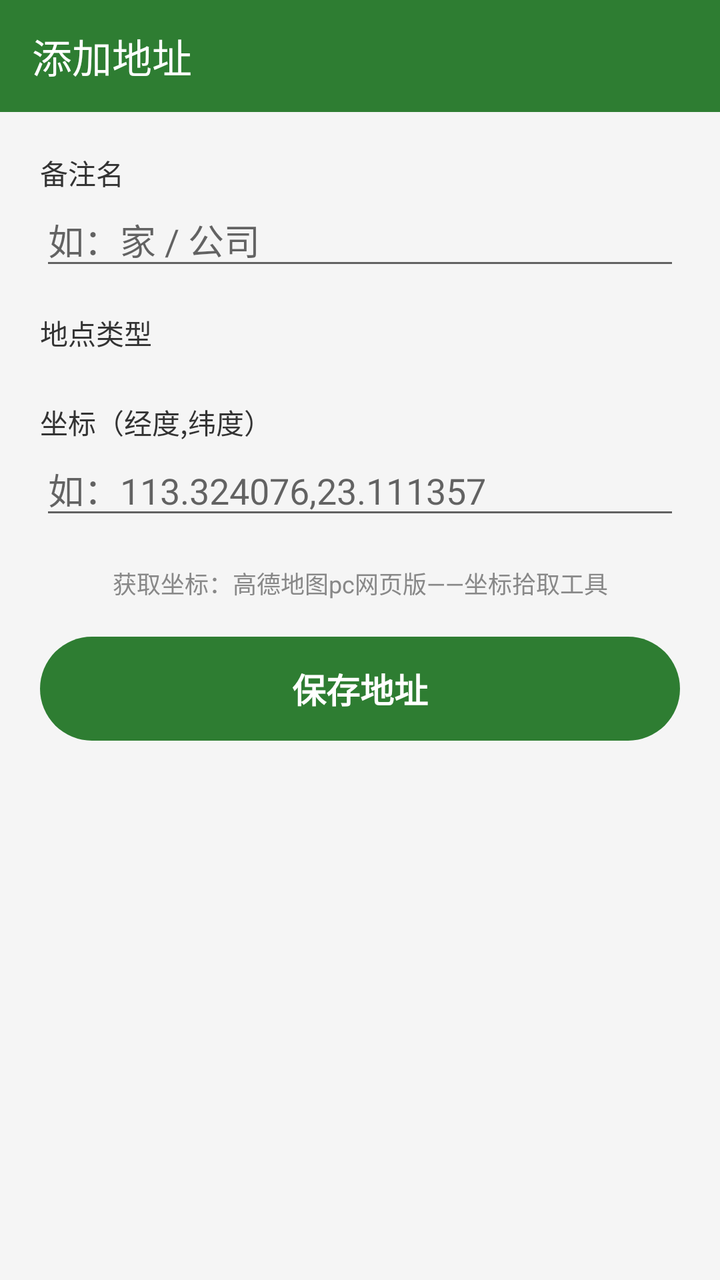
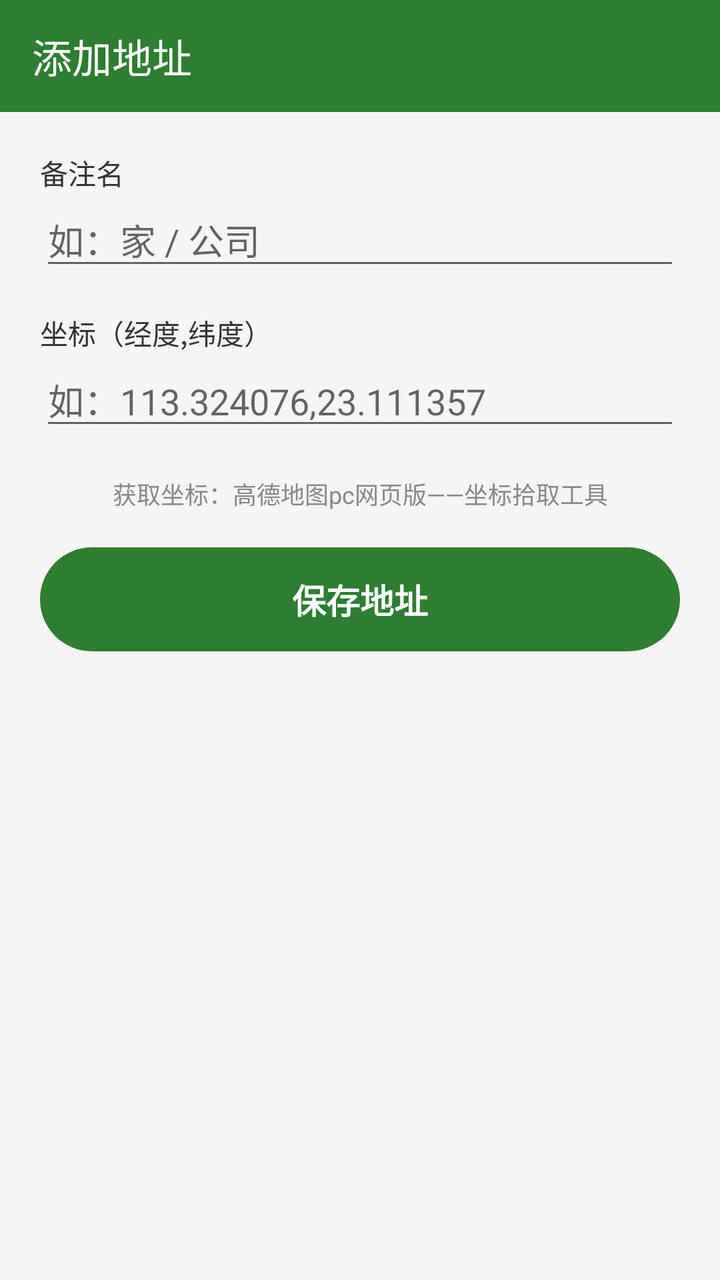

The first picture is an Android layout as it rendered before a commit; the second is the same layout after the commit. The layout source and the unified diff follow.
<!-- AndroidManifest.xml: application theme AppTheme -->
<!-- res/layout/activity_add_address.xml -->
<?xml version="1.0" encoding="utf-8"?>
<LinearLayout xmlns:android="http://schemas.android.com/apk/res/android"
    xmlns:app="http://schemas.android.com/apk/res-auto"
    android:layout_width="match_parent"
    android:layout_height="match_parent"
    android:background="#F5F5F5"
    android:orientation="vertical">

    <androidx.appcompat.widget.Toolbar
        android:id="@+id/toolbar"
        android:layout_width="match_parent"
        android:layout_height="wrap_content"
        android:background="#2E7D32"
        app:title="添加地址"
        app:titleTextColor="#FFFFFF" />

    <ScrollView
        android:id="@+id/formScroll"
        android:layout_width="match_parent"
        android:layout_height="0dp"
        android:layout_weight="1"
        android:clipToPadding="false">

        <LinearLayout
            android:layout_width="match_parent"
            android:layout_height="wrap_content"
            android:orientation="vertical"
            android:padding="20dp">

            <TextView
                android:layout_width="match_parent"
                android:layout_height="wrap_content"
                android:text="备注名"
                android:textColor="#333333"
                android:textSize="14sp" />

            <EditText
                android:id="@+id/etName"
                android:layout_width="match_parent"
                android:layout_height="wrap_content"
                android:hint="如：家 / 公司"
                android:inputType="text"
                android:maxLines="1" />

            <TextView
                android:layout_width="match_parent"
                android:layout_height="wrap_content"
                android:layout_marginTop="16dp"
                android:text="地点类型"
                android:textColor="#333333"
                android:textSize="14sp" />

            <LinearLayout
                android:id="@+id/iconRow"
                android:layout_width="match_parent"
                android:layout_height="wrap_content"
                android:layout_marginTop="8dp"
                android:orientation="horizontal" />

            <LinearLayout
                android:id="@+id/coordSection"
                android:layout_width="match_parent"
                android:layout_height="wrap_content"
                android:orientation="vertical">

                <TextView
                    android:layout_width="match_parent"
                    android:layout_height="wrap_content"
                    android:layout_marginTop="16dp"
                    android:text="坐标（经度,纬度）"
                    android:textColor="#333333"
                    android:textSize="14sp" />

                <EditText
                    android:id="@+id/etCoord"
                    android:layout_width="match_parent"
                    android:layout_height="wrap_content"
                    android:hint="如：113.324076,23.111357"
                    android:inputType="textNoSuggestions"
                    android:maxLines="1"
                    android:singleLine="true" />

                
                <TextView
                    android:id="@+id/tvCoordEcho"
                    android:layout_width="match_parent"
                    android:layout_height="wrap_content"
                    android:layout_marginTop="6dp"
                    android:textColor="#2E7D32"
                    android:textSize="13sp"
                    android:visibility="gone" />

            </LinearLayout>

            <TextView
                android:id="@+id/tvCoordTip"
                android:layout_width="match_parent"
                android:layout_height="wrap_content"
                android:layout_marginTop="18dp"
                android:gravity="center"
                android:text="获取坐标：高德地图pc网页版——坐标拾取工具"
                android:textColor="#888888"
                android:textSize="12sp" />

            <TextView
                android:id="@+id/btnSave"
                android:layout_width="match_parent"
                android:layout_height="52dp"
                android:layout_marginTop="18dp"
                android:layout_marginBottom="24dp"
                android:background="@drawable/bg_add"
                android:clickable="true"
                android:focusable="true"
                android:gravity="center"
                android:text="保存地址"
                android:textColor="#FFFFFF"
                android:textSize="17sp"
                android:textStyle="bold" />

        </LinearLayout>

    </ScrollView>

</LinearLayout>
<!-- resources referenced by this layout -->
<resources>
  <!-- drawable bg_add (drawable) -->
  <?xml version="1.0" encoding="utf-8"?>
  <shape xmlns:android="http://schemas.android.com/apk/res/android"
      android:shape="rectangle">
      <solid android:color="#2E7D32" />
      <corners android:radius="28dp" />
  </shape>
  <style name="AppTheme" parent="Theme.AppCompat.Light.NoActionBar">
          <item name="colorPrimary">#2E7D32</item>
          <item name="colorPrimaryDark">#1B5E20</item>
          <item name="colorAccent">#2E7D32</item>
          <item name="android:windowBackground">@drawable/bg_glass_page</item>
          <item name="android:windowContentOverlay">@null</item>
          <item name="android:windowLightStatusBar">false</item>
          <item name="android:windowLightNavigationBar">true</item>
      </style>
  <!-- drawable bg_glass_page (drawable) -->
  <?xml version="1.0" encoding="utf-8"?>
  <shape xmlns:android="http://schemas.android.com/apk/res/android"
      android:shape="rectangle">
      <gradient
          android:angle="270"
          android:endColor="#EEF0EA"
          android:startColor="#FBFBF9"
          android:type="linear" />
  </shape>
</resources>

<!-- the commit's change to res/layout/activity_add_address.xml (unified diff, before → after) -->
@@ -41,21 +41,6 @@
                 android:hint="如：家 / 公司"
                 android:inputType="text"
                 android:maxLines="1" />
-
-            <TextView
-                android:layout_width="match_parent"
-                android:layout_height="wrap_content"
-                android:layout_marginTop="16dp"
-                android:text="地点类型"
-                android:textColor="#333333"
-                android:textSize="14sp" />
-
-            <LinearLayout
-                android:id="@+id/iconRow"
-                android:layout_width="match_parent"
-                android:layout_height="wrap_content"
-                android:layout_marginTop="8dp"
-                android:orientation="horizontal" />
 
             <LinearLayout
                 android:id="@+id/coordSection"
